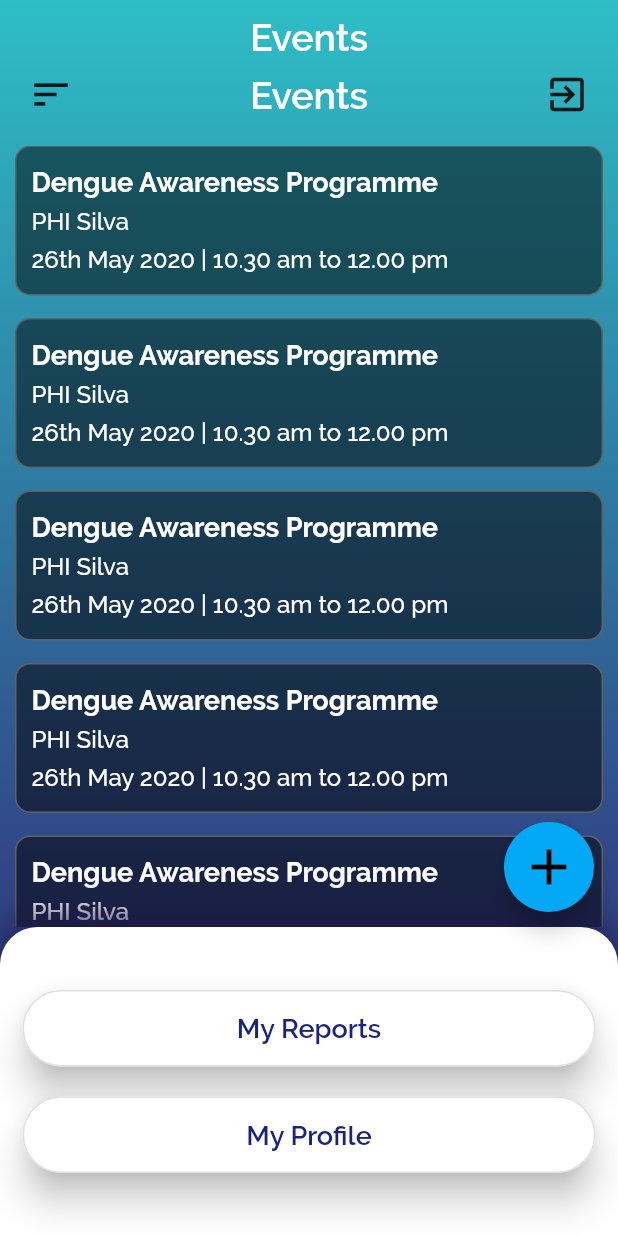
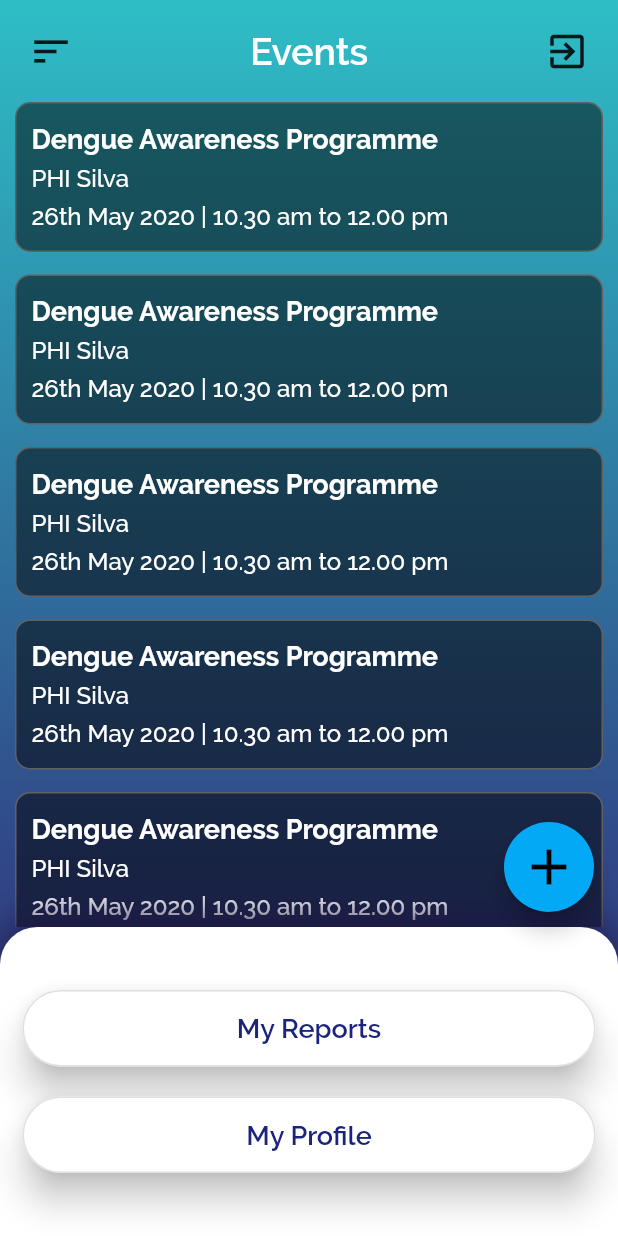
Before and after one commit to scorelab/DengueStop, a Flutter app: the Home screen opened by its route, on a phone screen of 412 x 824 dp. Run offline on Flutter 3.47's test engine with Material 2 defaults, Android fonts, the light colour scheme and no system bars; our stand-ins replace email_validator, flutter_secure_storage, geolocator, shared_preferences; missing offline and left inert: password_hash; accounts and stored records are empty.

Commit message:
Change styling

```diff
--- a/dengue_app/lib/views/home.dart
+++ b/dengue_app/lib/views/home.dart
@@ -66,13 +66,6 @@ class _EventsState extends State<EventList> {
         mainAxisAlignment: MainAxisAlignment.start,
         children: <Widget>[
           SizedBox(height: 10.0),
-          Center(
-            child: Text('Events',
-                style: TextStyle(
-                    fontWeight: FontWeight.w600,
-                    fontSize: 25.0,
-                    color: Colors.white)),
-          ),
           TopToolBar(),
           SizedBox(height: 10.0),
           Expanded(
```
Also changed, not shown: 2 other files.
